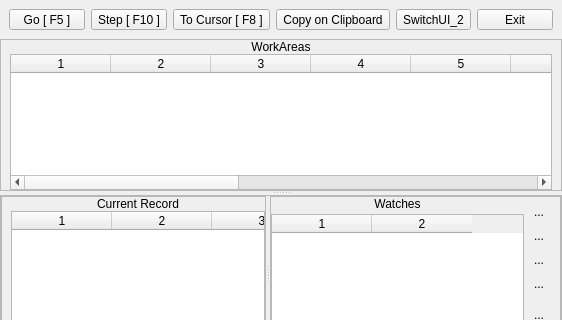
This is hbide/debugger.ui in FiveTechSoft/qtcontribs as Qt 5 draws it before an edit; both pictures show x 0 to 562 and y 0 to 320 of the 562 by 703 pixel window. The edited form follows.
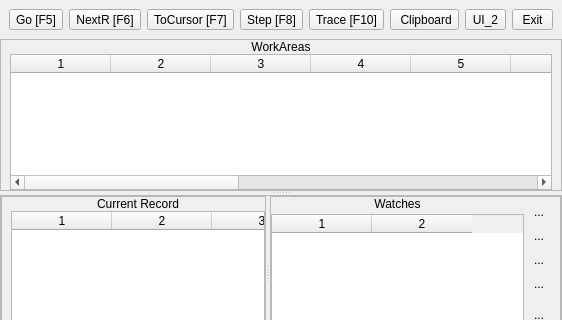
This is the edited form. Icons and pictures are not drawn.

What changed in the file:
```diff
--- a/hbide/debugger.ui
+++ b/hbide/debugger.ui
@@ -56,12 +56,12 @@
          </sizepolicy>
         </property>
         <property name="text">
-         <string>Go [ F5 ]</string>
+         <string>Go [F5]</string>
         </property>
        </widget>
       </item>
       <item>
-       <widget class="QToolButton" name="btnStep">
+       <widget class="QToolButton" name="btnNextR">
         <property name="sizePolicy">
          <sizepolicy hsizetype="Preferred" vsizetype="Fixed">
           <horstretch>0</horstretch>
@@ -69,7 +69,7 @@
          </sizepolicy>
         </property>
         <property name="text">
-         <string>Step [ F10 ]</string>
+         <string>NextR [F6]</string>
         </property>
        </widget>
       </item>
@@ -82,7 +82,33 @@
          </sizepolicy>
         </property>
         <property name="text">
-         <string>To Cursor [ F8 ]</string>
+         <string>ToCursor [F7]</string>
+        </property>
+       </widget>
+      </item>
+      <item>
+       <widget class="QToolButton" name="btnStep">
+        <property name="sizePolicy">
+         <sizepolicy hsizetype="Preferred" vsizetype="Fixed">
+          <horstretch>0</horstretch>
+          <verstretch>0</verstretch>
+         </sizepolicy>
+        </property>
+        <property name="text">
+         <string>Step [F8]</string>
+        </property>
+       </widget>
+      </item>
+      <item>
+       <widget class="QToolButton" name="btnTrace">
+        <property name="sizePolicy">
+         <sizepolicy hsizetype="Preferred" vsizetype="Fixed">
+          <horstretch>0</horstretch>
+          <verstretch>0</verstretch>
+         </sizepolicy>
+        </property>
+        <property name="text">
+         <string>Trace [F10]</string>
         </property>
        </widget>
       </item>
@@ -95,7 +121,7 @@
          </sizepolicy>
         </property>
         <property name="text">
-         <string>Copy on Clipboard</string>
+         <string> Clipboard</string>
         </property>
        </widget>
       </item>
@@ -108,7 +134,7 @@
          </sizepolicy>
         </property>
         <property name="text">
-         <string>SwitchUI_2</string>
+         <string>UI_2</string>
         </property>
        </widget>
       </item>
```
